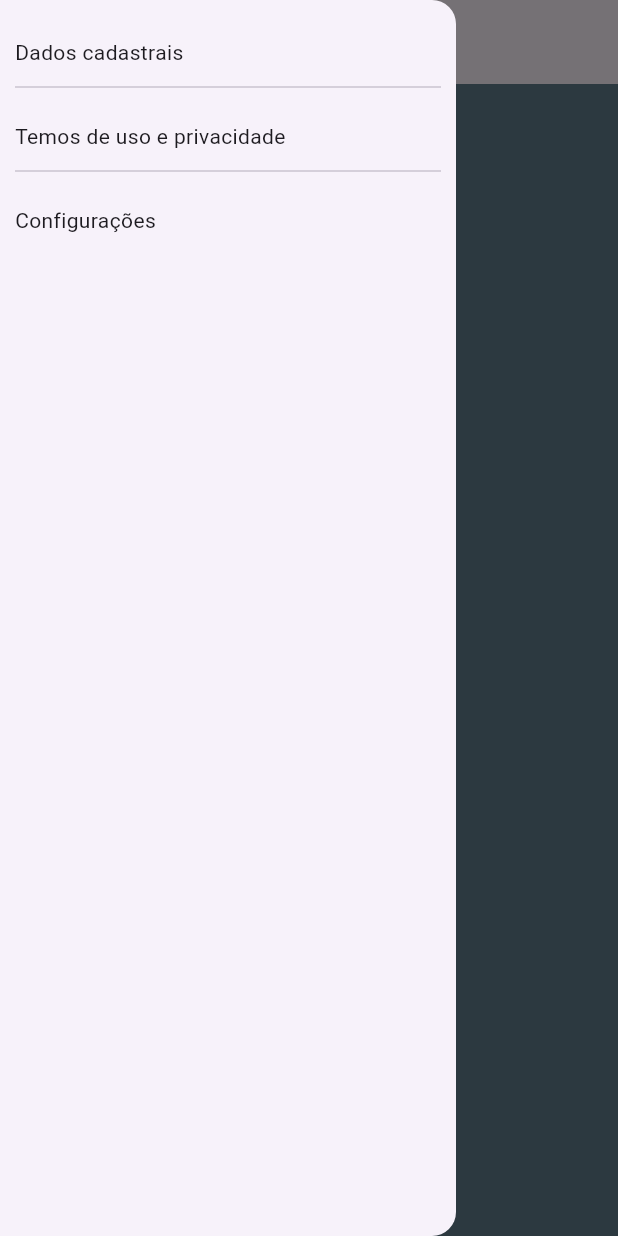
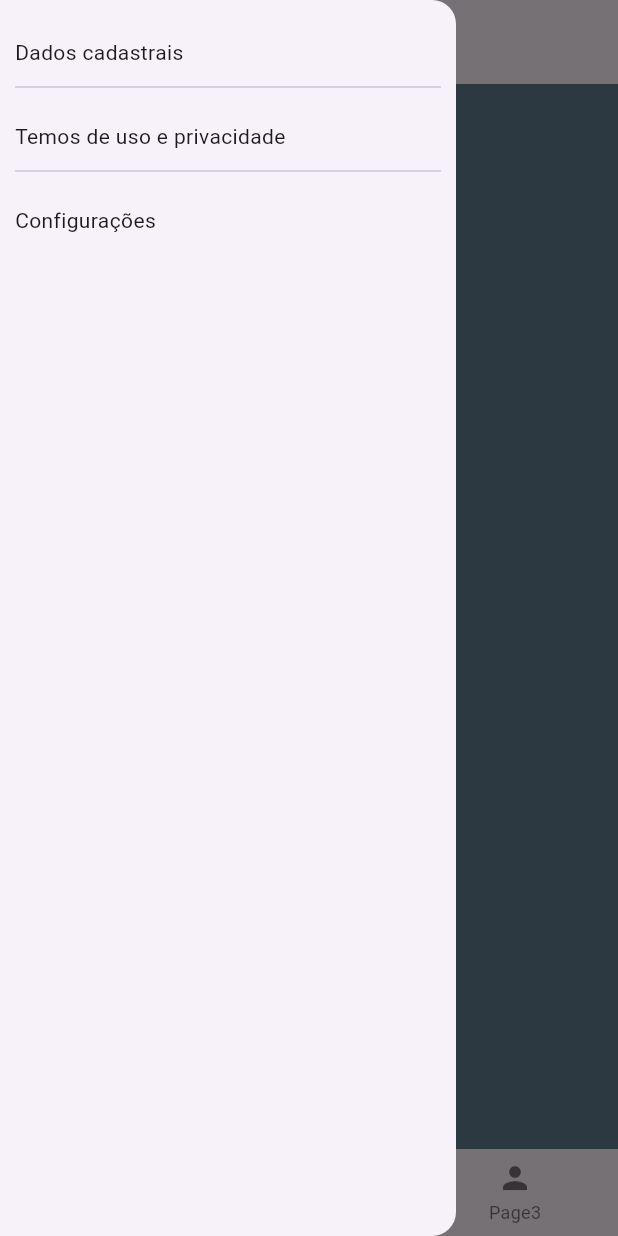
Before and after one commit to abner1abc/trilhaapp, a Flutter app: the MainPage screen opened directly, with the side drawer open, on a phone screen of 412 x 824 dp. Run offline on Flutter 3.47's test engine with Material 3 defaults, Android fonts, the phone set to English and light mode, and no system bars; our stand-ins replace google_fonts; network calls fail.

Commit message:
reorganize code in main page

```diff
--- a/lib/pages/main_page.dart
+++ b/lib/pages/main_page.dart
@@ -12,6 +12,8 @@ class MainPage extends StatefulWidget {
 }
 
 class _MainPageState extends State<MainPage> {
+  PageController controller = PageController(initialPage: 0);
+  int posicaoPagina = 0;
   @override
   Widget build(BuildContext context) {
     return SafeArea(
@@ -71,6 +73,12 @@ class _MainPageState extends State<MainPage> {
           children: [
             Expanded(
               child: PageView(
+                controller: controller,
+                onPageChanged: (value) {
+                  setState(() {
+                    posicaoPagina = value;
+                  });
+                },
                 children: const [
                   Pagina1Page(),
                   Pagina2Page(),
@@ -78,6 +86,19 @@ class _MainPageState extends State<MainPage> {
                 ],
               ),
             ),
+            BottomNavigationBar(
+                onTap: (value) {
+                  controller.jumpToPage(value);
+                },
+                currentIndex: posicaoPagina,
+                items: [
+                  BottomNavigationBarItem(
+                      label: "Page1", icon: Icon(Icons.home)),
+                  BottomNavigationBarItem(
+                      label: "Page2", icon: Icon(Icons.add)),
+                  BottomNavigationBarItem(
+                      label: "Page3", icon: Icon(Icons.person)),
+                ]),
           ],
         ),
       ),
```
